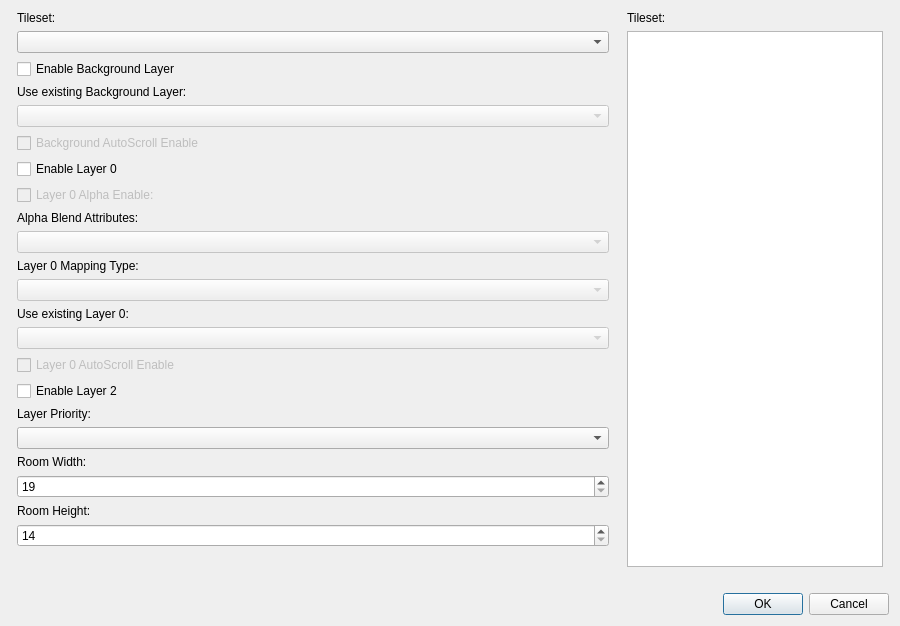
This is Dialog/RoomConfigDialog.ui in wario-land/WL4Editor as Qt 5 draws it before an edit. The edited form follows.
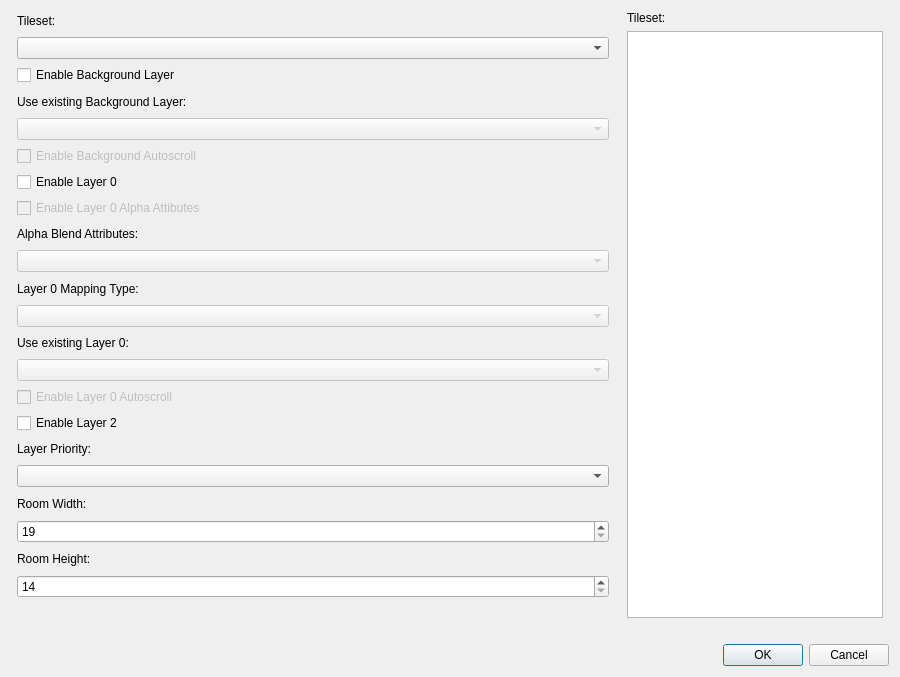
This is the edited form. Custom widgets are drawn as their Qt base class.

The edit to the form file:
```diff
--- a/Dialog/RoomConfigDialog.ui
+++ b/Dialog/RoomConfigDialog.ui
@@ -7,7 +7,7 @@
     <x>0</x>
     <y>0</y>
     <width>900</width>
-    <height>574</height>
+    <height>677</height>
    </rect>
   </property>
   <property name="sizePolicy">
@@ -76,7 +76,7 @@
           <bool>false</bool>
          </property>
          <property name="text">
-          <string>Background AutoScroll Enable</string>
+          <string>Enable Background Autoscroll</string>
          </property>
         </widget>
        </item>
@@ -93,7 +93,7 @@
           <bool>false</bool>
          </property>
          <property name="text">
-          <string>Layer 0 Alpha Enable:</string>
+          <string>Enable Layer 0 Alpha Attibutes</string>
          </property>
         </widget>
        </item>
@@ -145,7 +145,7 @@
           <bool>false</bool>
          </property>
          <property name="text">
-          <string>Layer 0 AutoScroll Enable</string>
+          <string>Enable Layer 0 Autoscroll</string>
          </property>
         </widget>
        </item>
```
Left out of the diff: 21 changed lines with no effect on the pictures.
